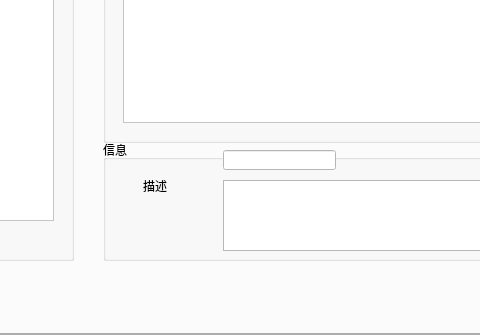
This is systemframe.ui in lsoftp/water as Qt 5 draws it before an edit; both pictures show x 199 to 679 and y 256 to 591 of the 1221 by 591 pixel window. The edited form follows.
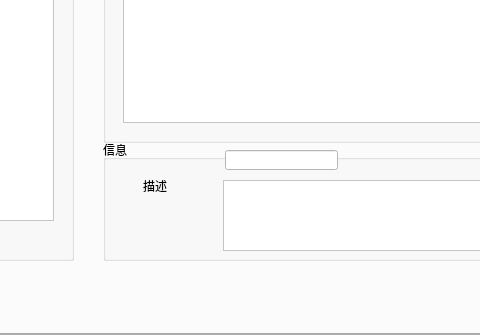
This is the edited form. Icons and pictures are not drawn.

The edit to the form file:
```diff
--- a/systemframe.ui
+++ b/systemframe.ui
@@ -567,9 +567,9 @@
       <property name="geometry">
        <rect>
         <x>40</x>
-        <y>10</y>
-        <width>54</width>
-        <height>12</height>
+        <y>14</y>
+        <width>81</width>
+        <height>16</height>
        </rect>
       </property>
       <property name="text">
@@ -579,7 +579,7 @@
      <widget class="QLineEdit" name="lineEdit_4">
       <property name="geometry">
        <rect>
-        <x>120</x>
+        <x>122</x>
         <y>10</y>
         <width>113</width>
         <height>20</height>
@@ -598,6 +598,9 @@
         <height>71</height>
        </rect>
       </property>
+      <property name="styleSheet">
+       <string notr="true">background-color: rgb(255, 255, 255);</string>
+      </property>
      </widget>
      <widget class="QLabel" name="label_7">
       <property name="geometry">
```
